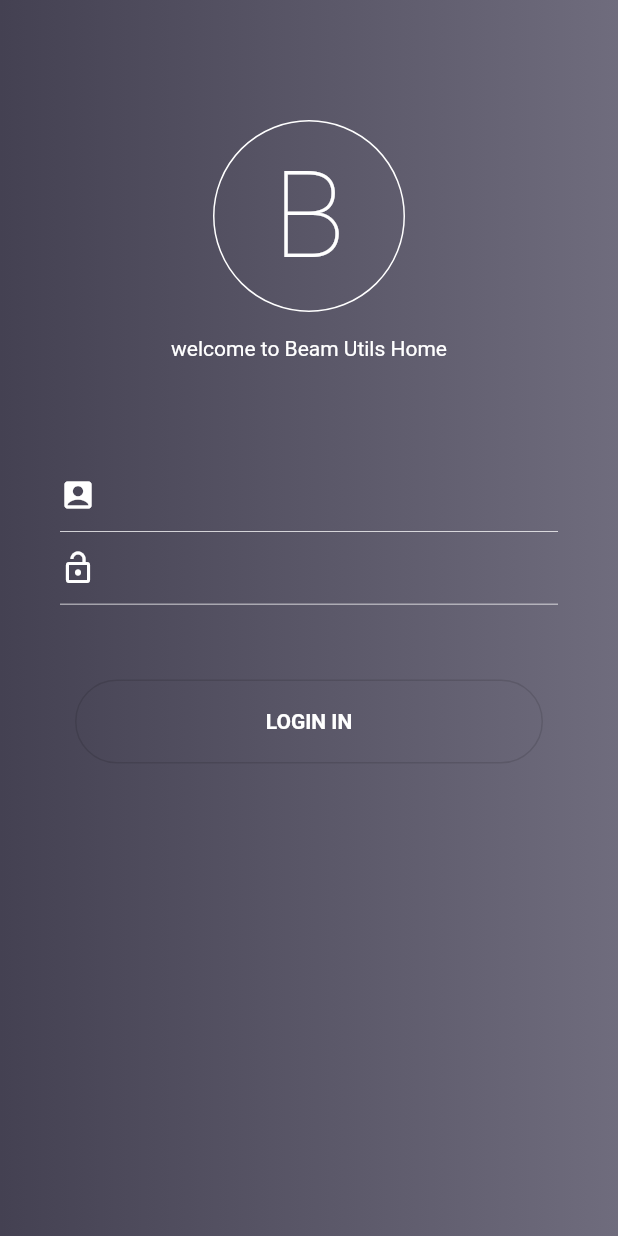
After one commit to catcups/flutter_-practice, a Flutter app: the loginPage2 screen opened directly, on a phone screen of 412 x 824 dp. The commit adds this screen. Run offline on Flutter 3.47's test engine with Material 2 defaults, Android fonts, the phone set to English and light mode, and no system bars; our stand-ins replace fluttertoast, oktoast.

Commit message:
add login

```diff
--- /dev/null
+++ b/lib/Class/login.dart
@@ -0,0 +1,344 @@
+import 'package:flutter/material.dart';
+
+
+class MyAppF extends StatelessWidget{
+  @override
+
+  Widget build(BuildContext context){
+    return MaterialApp(
+
+      title:'Beam Utils Home',
+       home: new loginPage2()
+      // home: new homePage()
+    );
+
+  }
+}
+
+
+
+class loginPage2 extends StatefulWidget {
+@override
+  State createState(){
+    return new loginPageState2();
+  }
+
+}
+
+class loginPageState2 extends State<loginPage2>{
+ @override
+
+     Widget build(BuildContext context) {
+       final Color backgroundColor1 = Color(0xFF444152);
+       final Color backgroundColor2 = Color(0xFF6f6c7d);
+       final Color highlightColor = Color(0xfff65aa3);
+       final Color foregroundColor = Colors.white;
+
+  return  Scaffold(
+    body:  new login_body().GetLoginContainer(context),
+   );
+
+
+     }
+
+
+
+
+
+
+}
+
+class login_body{
+
+       final Color backgroundColor1 = Color(0xFF444152);
+       final Color backgroundColor2 = Color(0xFF6f6c7d);
+       final Color highlightColor = Color(0xfff65aa3);
+       final Color foregroundColor = Colors.white;
+
+
+Container GetLoginContainer(BuildContext context){
+
+       return Container(
+         //定义body背景颜色 灰色 渐变
+    decoration: new BoxDecoration(
+       gradient: new LinearGradient(
+          begin: Alignment.centerLeft,
+          end: new Alignment(1.0, 0.0), // 10% of the width, so there are ten blinds.
+         // begin: Alignment.topLeft,
+         // end: new Alignment(9.0, 0.0),
+          colors: [backgroundColor1, backgroundColor2], // whitish to gray
+          tileMode: TileMode.repeated, // repeats the gradient over the canvas
+        ),
+      ),
+
+      height: MediaQuery.of(context).size.height,
+      //定义元素
+      child:Column(
+        children: <Widget>[
+          //定义logo 和 logo下面的描述
+          new logo_container().GetLoginLogo(),
+        //账号输入框
+         new login_box().GetAccountContainer(context),
+        //密码输入框
+         new login_box().GetPasswordContainer(context),
+         //登录按钮
+          new login_box().GetLoginButton(context),
+
+        //  new Container(
+        //    padding: EdgeInsets.only(left: 20.0),
+        //    //width: 100.0,
+        //    alignment: Alignment.topLeft,
+        //    child: Text(
+        //      'Password',
+        //        style: TextStyle(color: foregroundColor,fontSize: 16.0),
+        //    ),
+        //  )
+
+
+
+        ],
+
+      )
+
+    );
+
+
+ }
+
+}
+
+class login_box{
+       final Color backgroundColor1 = Color(0xFF444152);
+       final Color backgroundColor2 = Color(0xFF6f6c7d);
+       final Color highlightColor = Color(0xfff65aa3);
+       final Color foregroundColor = Colors.white;
+
+      //获取账号输入框Container
+       Container GetAccountContainer(BuildContext context){
+         return getBox(context,'',Icons.account_box);
+       }
+       //获取密码输入框Container
+       Container GetPasswordContainer(BuildContext context){
+         return getBox(context,'',Icons.lock_open);
+       }
+      //获取登录按钮Container
+       Container GetLoginButton(BuildContext context){
+         return new Container(
+            width: MediaQuery.of(context).size.width,
+            //定义按钮的外边距
+            margin: const EdgeInsets.only(left: 50.0, right: 50.0, top: 50.0),
+            //内容位置
+            alignment: Alignment.center,
+            child: new Row(
+              children: <Widget>[
+                new Expanded(
+                  //一个OutLineButton 实现登录的按钮样式
+                  child: new OutlineButton(
+                    //按钮的外形
+                    shape: new RoundedRectangleBorder(
+                        borderRadius: new BorderRadius.circular(30.0)),
+                        //按钮按下后渐变的颜色
+                    color: Colors.blueGrey,
+                    highlightedBorderColor: Colors.white,
+                    //当点击按钮的时候触发事件，跳转到新的页面
+                    onPressed: (){
+                           Navigator.push(
+                                        context,
+                                       new MaterialPageRoute(builder: (context) => new homePage()),
+                                        );
+                                  },
+                                  //按钮内部的内容
+                    child: new Container(
+                      //按钮内边距定义
+                      padding: const EdgeInsets.symmetric(
+                        vertical: 20.0,
+                        horizontal: 20.0,
+                      ),
+                      child: new Row(
+                        mainAxisAlignment: MainAxisAlignment.center,
+                        children: <Widget>[
+                          new Expanded(
+                            child: Text(
+                              "LOGIN IN",
+                              textAlign: TextAlign.center,
+                              style: TextStyle(
+                                  color: Colors.white,
+                                  fontWeight: FontWeight.bold),
+                            ),
+                          ),
+                        ],
+                      ),
+                    ),
+                  ),
+                ),
+              ],
+            ),
+          );
+       }
+
+
+        Container getBox(BuildContext context,String hidentString,IconData icon){
+
+        return new Container(
+
+                  width: MediaQuery.of(context).size.width,
+                  margin: const EdgeInsets.only(left: 40.0, right: 40.0),
+                  alignment: Alignment.center,
+                  decoration: BoxDecoration(
+                    border: Border(
+                      bottom: BorderSide(
+                          color: this.foregroundColor,
+                          width: 0.5,
+                          style: BorderStyle.solid),
+                    ),
+                  ),
+                  padding: const EdgeInsets.only(left: 0.0, right: 10.0),
+                  child: new Row(
+                    crossAxisAlignment: CrossAxisAlignment.center,
+                    mainAxisAlignment: MainAxisAlignment.spaceBetween,
+                    children: <Widget>[
+                      new Padding(
+                        padding:
+                            EdgeInsets.only(top: 10.0, bottom: 10.0, right: 00.0),
+                        child: Icon(
+                          //Icons.alternate_email,
+                          icon,
+                          color: this.foregroundColor,
+                        ),
+                      ),
+                      new Expanded(
+                        child: TextField(
+                          textAlign: TextAlign.center,
+                          decoration: InputDecoration(
+                            border: InputBorder.none,
+                            hintText: hidentString,
+                            hintStyle: TextStyle(color: this.foregroundColor),
+                          ),
+                        ),
+                      ),
+                    ],
+                  ),
+
+
+              );
+
+      }
+
+
+
+
+
+}
+
+
+class logo_container{
+
+       final Color backgroundColor1 = Color(0xFF444152);
+       final Color backgroundColor2 = Color(0xFF6f6c7d);
+       final Color highlightColor = Color(0xfff65aa3);
+       final Color foregroundColor = Colors.white;
+
+       Container GetLoginLogo(){
+
+          return new Container(
+            //定义内边距中的顶部和底部
+              padding: const EdgeInsets.only(top: 80.0, bottom: 50.0),
+              //开始通过一个cloum来定义两个Contrainer，分别为logo以及logo下面的描述
+              //将图标居中
+              child:Center(
+                child: new Column(
+
+                  children: <Widget>[
+                    // 分别定义两个Contrainer来定义界面的图标
+                    // 定义圆形图标
+                    new Container(
+
+                      height: 128.0,
+                      width: 128.0,
+                      child: CircleAvatar(
+
+                        backgroundColor: Colors.transparent,
+                        foregroundColor: foregroundColor,
+                        radius: 100.0,
+                        child: new Text(
+                          'B',
+                          style: TextStyle(
+                            fontSize: 80.0,
+                            fontWeight: FontWeight.w100
+                          ),
+                        ),
+                      ),
+                      decoration: BoxDecoration(
+                        border: Border.all(
+                          color: foregroundColor,
+                          width: 1.0
+                        ),
+                        shape: BoxShape.circle,
+                      ),
+                    ),
+
+
+
+
+                    new Padding(
+                      padding: const  EdgeInsets.all(16.0),
+                      child: Text(
+                        'welcome to Beam Utils Home',
+                        style: TextStyle(
+                          color: foregroundColor
+                        ),
+                      ),
+                    )
+
+                  ],
+
+                ),
+              ),
+
+
+          );
+
+
+       }
+
+
+
+
+
+}
+
+
+class homePage extends  StatefulWidget{
+@override
+  State createState(){
+    return new homePageState();
+  }
+}
+
+
+class homePageState extends State<homePage>{
+ @override
+
+     Widget build(BuildContext context) {
+       final Color backgroundColor1 = Color(0xFF444152);
+       final Color backgroundColor2 = Color(0xFF6f6c7d);
+       final Color highlightColor = Color(0xfff65aa3);
+       final Color foregroundColor = Colors.white;
+
+  return  Scaffold(
+    body:  new Container(
+      //设置背景颜色
+       decoration: new BoxDecoration(
+       gradient: new LinearGradient(
+          begin: Alignment.centerLeft,
+          end: new Alignment(1.0, 0.0), // 10% of the width, so there are ten blinds.
+         // begin: Alignment.topLeft,
+         // end: new Alignment(9.0, 0.0),
+          colors: [backgroundColor1, backgroundColor2], // whitish to gray
+          tileMode: TileMode.repeated, // repeats the gradient over the canvas
+        ),
+      ),
+    ),
+   );
+     }
+}
--- a/lib/main.dart
+++ b/lib/main.dart
@@ -12,7 +12,8 @@ void main() => runApp(
       '/one' : (context){return PagesOne(textData: null,);},
       '/two' : (context){return PagesTwo();}
     },
-  ));
+  )
+);
 
 class MyApp extends StatelessWidget {
   @override
--- a/lib/mainPage.dart
+++ b/lib/mainPage.dart
@@ -62,7 +62,7 @@ class FirstPage extends StatelessWidget {
                       backgroundColor: Color(0xFF9E9E9E),
                       textColor: Color(0xFFffffff));
                     });
-                  },
+                },
                   color: Colors.red,
                 ),
                 new CupertinoButton(
```
